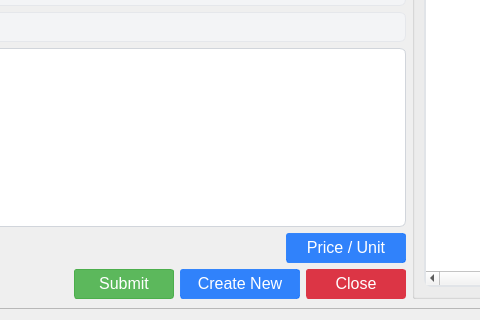
michael-halim/pos, file ui/master_stock.ui: the form before one commit; both pictures show x 349 to 829 and y 460 to 780 of the 1231 by 780 pixel window.
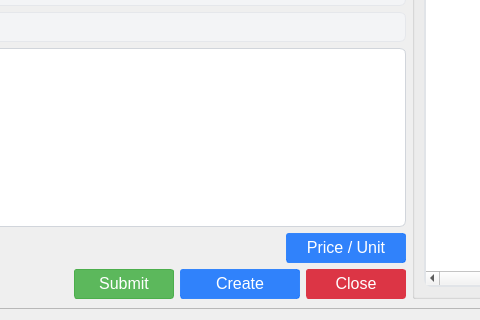
The form after the commit. Icons and pictures are not drawn.

Patch:
```diff
--- a/ui/master_stock.ui
+++ b/ui/master_stock.ui
@@ -1316,7 +1316,7 @@
 }</string>
                 </property>
                 <property name="text">
-                 <string>Create New</string>
+                 <string>Create</string>
                 </property>
                 <property name="icon">
                  <iconset>
```
